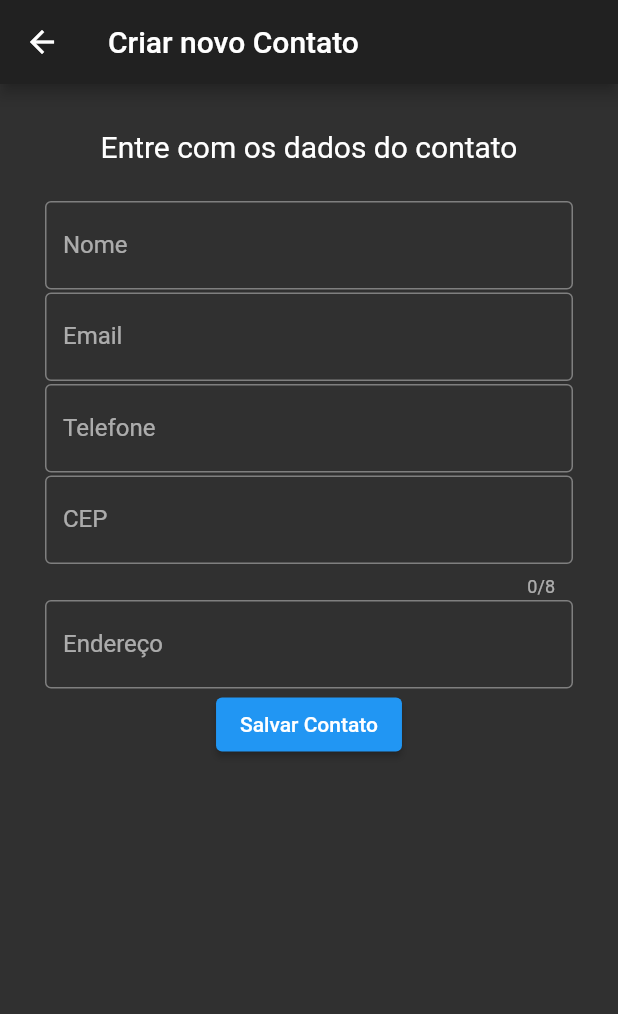
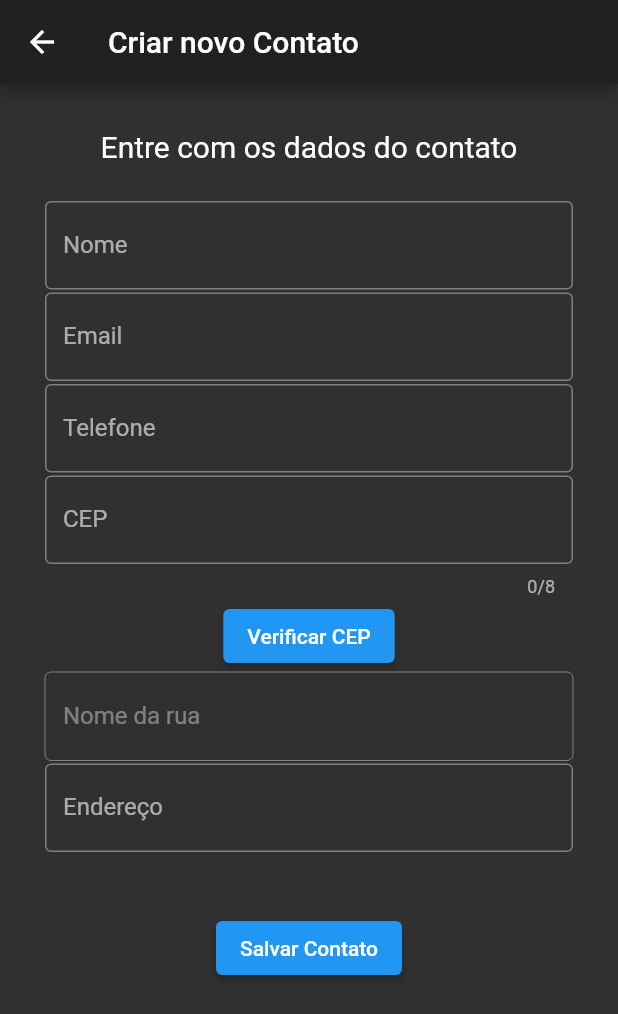
Before and after one commit to LucasSnatiago/agenda_de_contatos, a Flutter app: the NovoContato screen opened by its route, on a phone screen of 412 x 824 dp. Shown: the top 1014 px of the screen. Run offline on Flutter 3.47's test engine with Material 2 defaults, Android fonts, the phone set to English and light mode, and no system bars; our stand-ins replace cloud_firestore, firebase_auth, firebase_core; missing offline and left inert: via_cep_flutter; accounts and stored records are empty.

Commit message:
feat: pegando endereço do usuario a partir do cep

```diff
--- a/lib/telas/editar_contato.dart
+++ b/lib/telas/editar_contato.dart
@@ -20,7 +20,8 @@ class _NovoContatoState extends State<NovoContato> {
   var _formValues = {};
 
   bool update = false;
-  var _controller = TextEditingController();
+  var _cepController = TextEditingController();
+  var _ruaController = TextEditingController();
 
   @override
   void initState() {
@@ -29,14 +30,22 @@ class _NovoContatoState extends State<NovoContato> {
     if (widget.editarContato != null) {
       this.update = true;
 
-      _controller.text = widget.editarContato.endereco;
+      this._cepController.text = widget.editarContato.cep;
 
-      _formValues['nome'] = widget.editarContato.nome;
-      _formValues['email'] = widget.editarContato.email;
-      _formValues['endereco'] = widget.editarContato.endereco;
-      _formValues['cep'] = widget.editarContato.cep;
-      _formValues['telefone'] = widget.editarContato.telefone;
+      this._formValues['nome'] = widget.editarContato.nome;
+      this._formValues['email'] = widget.editarContato.email;
+      this._formValues['endereco'] = widget.editarContato.endereco;
+      this._formValues['cep'] = widget.editarContato.cep;
+      this._formValues['telefone'] = widget.editarContato.telefone;
     }
+  }
+
+  @override
+  void dispose() {
+    super.dispose();
+
+    this._cepController.dispose();
+    this._ruaController.dispose();
   }
 
   @override
@@ -103,7 +112,7 @@ class _NovoContatoState extends State<NovoContato> {
                     height: 2.0,
                   ),
                   TextFormField(
-                    initialValue: _formValues['cep'],
+                    controller: this._cepController,
                     autocorrect: false,
                     keyboardType: TextInputType.number,
                     maxLength: 8,
@@ -116,8 +125,33 @@ class _NovoContatoState extends State<NovoContato> {
                   SizedBox(
                     height: 2.0,
                   ),
+                  ElevatedButton(
+                      onPressed: () async {
+                        var endereco =
+                            await getEnderecoByCep(this._cepController.text);
+                        setState(() {
+                          this._ruaController.text = endereco['street'];
+                          _formValues['endereco'] = endereco['street'] +
+                              ', ' +
+                              endereco['neighborhood'] +
+                              ', ' +
+                              endereco['city'] +
+                              ', ' +
+                              endereco['state'];
+                        });
+                      },
+                      child: Text('Verificar CEP')),
                   TextFormField(
-                    controller: _controller,
+                    controller: this._ruaController,
+                    enabled: false,
+                    decoration: InputDecoration(
+                        labelText: 'Nome da rua', border: OutlineInputBorder()),
+                  ),
+                  SizedBox(
+                    height: 2.0,
+                  ),
+                  TextFormField(
+                    initialValue: this._formValues['endereco'],
                     autocorrect: true,
                     validator: (value) =>
                         value.isEmpty ? 'O endereço não pode ser vazio!' : null,
@@ -125,23 +159,9 @@ class _NovoContatoState extends State<NovoContato> {
                     decoration: InputDecoration(
                         labelText: 'Endereço', border: OutlineInputBorder()),
                   ),
-                  // ElevatedButton(
-                  //     onPressed: () {
-                  //       print(getNomeRua('05653-070'));
-                  //     },
-                  //     child: Text('Verificar CEP')),
-                  // SizedBox(
-                  //   height: 2.0,
-                  // ),
-                  // TextFormField(
-                  //   controller: _controller,
-                  //   readOnly: true,
-                  //   decoration: InputDecoration(
-                  //       labelText: 'Rua', border: OutlineInputBorder()),
-                  // ),
-                  // SizedBox(
-                  //   height: 40,
-                  // ),
+                  SizedBox(
+                    height: 40,
+                  ),
                   ElevatedButton(
                     onPressed: () => addContato(),
                     child: Text('Salvar Contato'),
@@ -153,10 +173,14 @@ class _NovoContatoState extends State<NovoContato> {
     );
   }
 
-  Future<String> getNomeRua(String cep) async {
+  Future<Map<String, dynamic>> getEnderecoByCep(String cep) async {
     if (cep == null || cep.length < 8) return null;
     final result = await readAddressByCep(cep);
-    return result.street;
+    if (result.isEmpty)
+      ScaffoldMessenger.of(context).showSnackBar(
+          SnackBar(content: Text('Erro ao encontrar endereço pelo CEP')));
+
+    return result;
   }
 
   addContato() async {
--- a/pubspec.yaml
+++ b/pubspec.yaml
@@ -29,7 +29,7 @@ dependencies:
   # Use with the CupertinoIcons class for iOS style icons.
   cupertino_icons: ^1.0.2
   provider: ^5.0.0
-  via_cep_flutter: ^0.1.2
+  via_cep_flutter: ^0.2.2
   firebase_auth: ^1.2.0
   cloud_firestore: ^2.2.0
   firebase_storage: ^8.1.0
```
